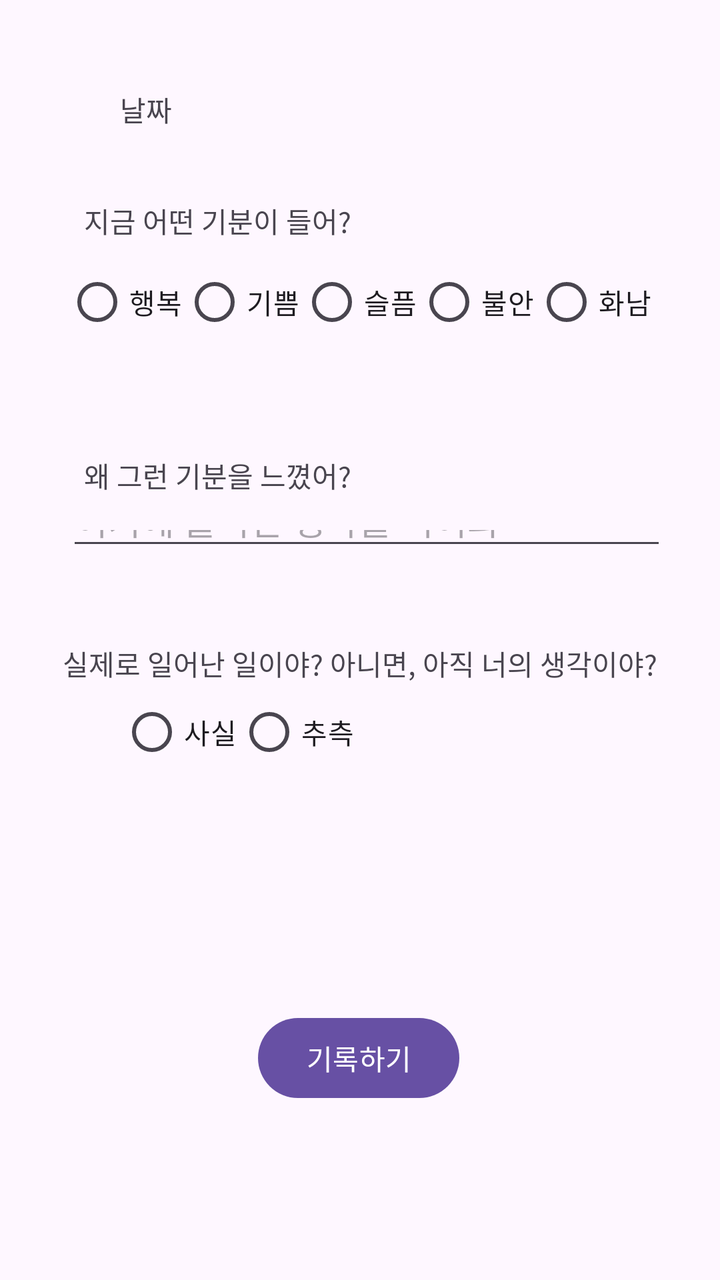
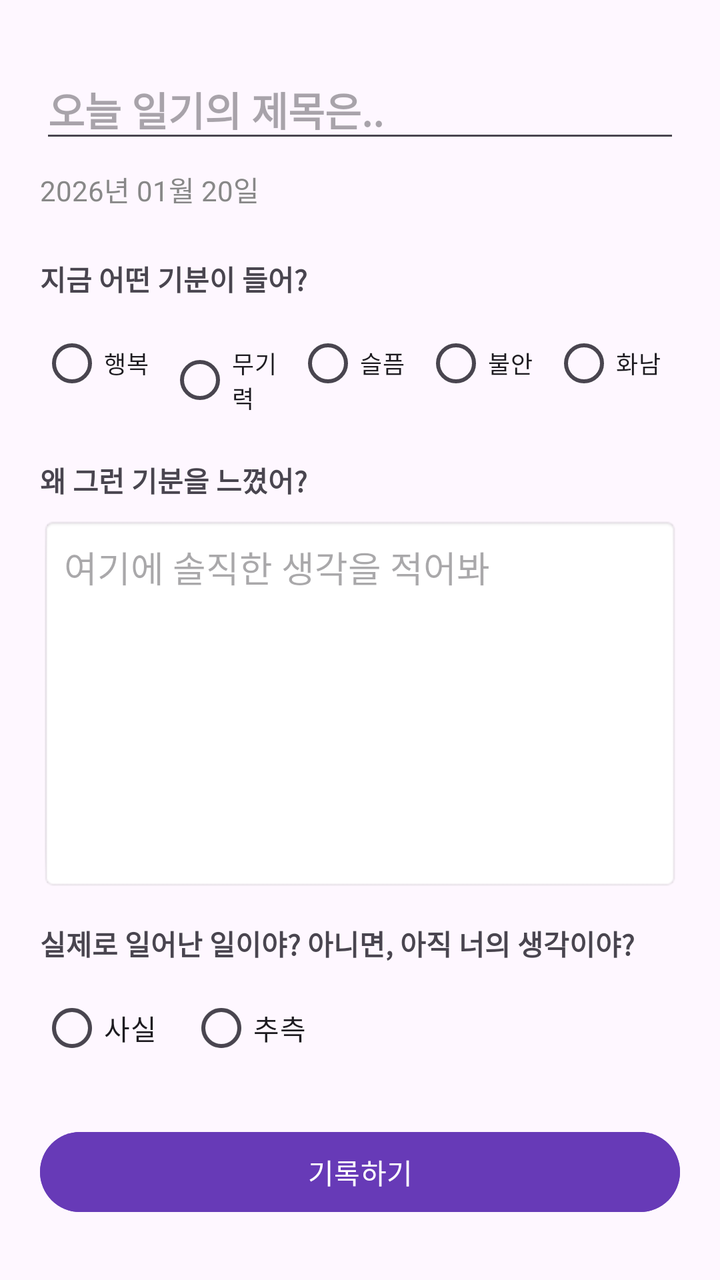

Compare the two renders of this Android layout. The source of the first and the diff that turns it into the second are given below.
<!-- AndroidManifest.xml: application theme Theme.DiaryOfThatTime -->
<!-- res/layout/activity_write.xml -->
<?xml version="1.0" encoding="utf-8"?>
<androidx.constraintlayout.widget.ConstraintLayout xmlns:android="http://schemas.android.com/apk/res/android"
    xmlns:app="http://schemas.android.com/apk/res-auto"
    xmlns:tools="http://schemas.android.com/tools"
    android:id="@+id/main"
    android:layout_width="match_parent"
    android:layout_height="match_parent"
    tools:context=".WriteActivity"
    tools:layout_editor_absoluteX="0dp"
    tools:layout_editor_absoluteY="0dp">

    <RadioGroup
        android:id="@+id/emotion"
        android:layout_width="wrap_content"
        android:layout_height="wrap_content"
        android:layout_marginBottom="52dp"
        android:orientation="horizontal"
        app:layout_constraintBottom_toTopOf="@+id/textView2"
        app:layout_constraintEnd_toEndOf="parent"
        app:layout_constraintHorizontal_bias="0.491"
        app:layout_constraintStart_toStartOf="parent"
        app:layout_constraintTop_toBottomOf="@+id/textDate">

        <RadioButton
            android:id="@+id/emotion_1"
            android:layout_width="0dp"
            android:layout_height="wrap_content"
            android:layout_weight="1"
            android:text="행복" />

        <RadioButton
            android:id="@+id/emotion_2"
            android:layout_width="0dp"
            android:layout_height="wrap_content"
            android:layout_weight="1"
            android:text="기쁨" />

        <RadioButton
            android:id="@+id/emotion_3"
            android:layout_width="0dp"
            android:layout_height="wrap_content"
            android:layout_weight="1"
            android:text="슬픔" />

        <RadioButton
            android:id="@+id/emotion_4"
            android:layout_width="0dp"
            android:layout_height="wrap_content"
            android:layout_weight="1"
            android:text="불안" />

        <RadioButton
            android:id="@+id/emotion_5"
            android:layout_width="0dp"
            android:layout_height="wrap_content"
            android:layout_weight="1"
            android:text="화남" />
    </RadioGroup>

    <TextView
        android:id="@+id/textView"
        android:layout_width="wrap_content"
        android:layout_height="wrap_content"
        android:layout_marginStart="60dp"
        android:layout_marginTop="100dp"
        android:layout_marginEnd="220dp"
        android:text="지금 어떤 기분이 들어?"
        app:layout_constraintEnd_toEndOf="parent"
        app:layout_constraintHorizontal_bias="0.333"
        app:layout_constraintStart_toStartOf="parent"
        app:layout_constraintTop_toTopOf="parent" />

    <TextView
        android:id="@+id/textView2"
        android:layout_width="wrap_content"
        android:layout_height="wrap_content"
        android:layout_marginStart="60dp"
        android:layout_marginEnd="220dp"
        android:layout_marginBottom="7dp"
        android:text="왜 그런 기분을 느꼈어?"
        app:layout_constraintBottom_toTopOf="@+id/editTextText"
        app:layout_constraintEnd_toEndOf="parent"
        app:layout_constraintHorizontal_bias="0.333"
        app:layout_constraintStart_toStartOf="parent"
        app:layout_constraintTop_toBottomOf="@+id/emotion" />

    <EditText
        android:id="@+id/editTextText"
        android:layout_width="300dp"
        android:layout_height="0dp"
        android:layout_marginStart="60dp"
        android:layout_marginTop="255dp"
        android:layout_marginEnd="60dp"
        android:layout_marginBottom="225dp"
        android:ems="10"
        android:hint="여기에 솔직한 생각을 적어봐"
        android:inputType="text|textMultiLine"
        app:layout_constraintBottom_toTopOf="@+id/write"
        app:layout_constraintEnd_toEndOf="parent"
        app:layout_constraintHorizontal_bias="0.444"
        app:layout_constraintStart_toStartOf="parent"
        app:layout_constraintTop_toBottomOf="@+id/textView2"
        app:layout_constraintTop_toTopOf="parent"
        />

    <TextView
        android:id="@+id/textView3"
        android:layout_width="wrap_content"
        android:layout_height="wrap_content"
        android:layout_marginStart="60dp"
        android:layout_marginEnd="60dp"
        android:text="실제로 일어난 일이야? 아니면, 아직 너의 생각이야?"
        app:layout_constraintBottom_toTopOf="@+id/question"
        app:layout_constraintEnd_toEndOf="parent"
        app:layout_constraintStart_toStartOf="parent"
        app:layout_constraintTop_toBottomOf="@+id/editTextText"
        app:layout_constraintVertical_bias="1.0" />

    <RadioGroup
        android:id="@+id/question"
        android:layout_width="wrap_content"
        android:layout_height="wrap_content"
        android:layout_marginStart="60dp"
        android:layout_marginBottom="250dp"
        android:orientation="horizontal"
        app:layout_constraintBottom_toBottomOf="parent"
        app:layout_constraintStart_toStartOf="parent">

        <RadioButton
            android:id="@+id/maybetrue"
            android:layout_width="match_parent"
            android:layout_height="wrap_content"
            android:text="사실"
            tools:layout_editor_absoluteX="60dp"
            tools:layout_editor_absoluteY="456dp" />

        <RadioButton
            android:id="@+id/maybefalse"
            android:layout_width="match_parent"
            android:layout_height="wrap_content"
            android:text="추측"
            tools:layout_editor_absoluteX="118dp"
            tools:layout_editor_absoluteY="456dp" />
    </RadioGroup>

    <Button
        android:id="@+id/write"
        android:layout_width="wrap_content"
        android:layout_height="wrap_content"
        android:layout_marginBottom="87dp"
        android:text="기록하기"
        app:layout_constraintBottom_toBottomOf="parent"
        app:layout_constraintEnd_toEndOf="parent"
        app:layout_constraintHorizontal_bias="0.498"
        app:layout_constraintStart_toStartOf="parent"
        app:layout_constraintTop_toBottomOf="@+id/editTextText" />

    <TextView
        android:id="@+id/textDate"
        android:layout_width="wrap_content"
        android:layout_height="wrap_content"
        android:layout_marginStart="60dp"
        android:layout_marginTop="44dp"
        android:layout_marginBottom="62dp"
        android:text="날짜"
        app:layout_constraintBottom_toTopOf="@+id/emotion"
        app:layout_constraintStart_toStartOf="parent"
        app:layout_constraintTop_toTopOf="parent" />

</androidx.constraintlayout.widget.ConstraintLayout>
<!-- resources referenced by this layout -->
<resources>
  <style name="Theme.DiaryOfThatTime" parent="Base.Theme.DiaryOfThatTime" />
  <style name="Base.Theme.DiaryOfThatTime" parent="Theme.Material3.DayNight.NoActionBar">
          
          
      </style>
</resources>

<!-- the commit's change to res/layout/activity_write.xml (unified diff, before → after) -->
@@ -5,166 +5,119 @@
     android:id="@+id/main"
     android:layout_width="match_parent"
     android:layout_height="match_parent"
-    tools:context=".WriteActivity"
-    tools:layout_editor_absoluteX="0dp"
-    tools:layout_editor_absoluteY="0dp">
+    android:padding="20dp"
+    tools:context=".WriteActivity">
 
-    <RadioGroup
-        android:id="@+id/emotion"
+    <EditText
+        android:id="@+id/editTextText2"
+        android:layout_width="0dp"
+        android:layout_height="wrap_content"
+        android:layout_marginTop="10dp"
+        android:hint="오늘 일기의 제목은.."
+        android:inputType="text"
+        android:textSize="20sp"
+        android:textStyle="bold"
+        app:layout_constraintEnd_toEndOf="parent"
+        app:layout_constraintStart_toStartOf="parent"
+        app:layout_constraintTop_toTopOf="parent" />
+
+    <TextView
+        android:id="@+id/textDate"
         android:layout_width="wrap_content"
         android:layout_height="wrap_content"
-        android:layout_marginBottom="52dp"
-        android:orientation="horizontal"
-        app:layout_constraintBottom_toTopOf="@+id/textView2"
-        app:layout_constraintEnd_toEndOf="parent"
-        app:layout_constraintHorizontal_bias="0.491"
-        app:layout_constraintStart_toStartOf="parent"
-        app:layout_constraintTop_toBottomOf="@+id/textDate">
-
-        <RadioButton
-            android:id="@+id/emotion_1"
-            android:layout_width="0dp"
-            android:layout_height="wrap_content"
-            android:layout_weight="1"
-            android:text="행복" />
-
-        <RadioButton
-            android:id="@+id/emotion_2"
-            android:layout_width="0dp"
-            android:layout_height="wrap_content"
-            android:layout_weight="1"
-            android:text="기쁨" />
-
-        <RadioButton
-            android:id="@+id/emotion_3"
-            android:layout_width="0dp"
-            android:layout_height="wrap_content"
-            android:layout_weight="1"
-            android:text="슬픔" />
-
-        <RadioButton
-            android:id="@+id/emotion_4"
-            android:layout_width="0dp"
-            android:layout_height="wrap_content"
-            android:layout_weight="1"
-            android:text="불안" />
-
-        <RadioButton
-            android:id="@+id/emotion_5"
-            android:layout_width="0dp"
-            android:layout_height="wrap_content"
-            android:layout_weight="1"
-            android:text="화남" />
-    </RadioGroup>
+        android:layout_marginTop="8dp"
+        android:text="2026년 01월 20일"
+        android:textColor="#888888"
+        app:layout_constraintStart_toStartOf="@+id/editTextText2"
+        app:layout_constraintTop_toBottomOf="@+id/editTextText2" />
 
     <TextView
         android:id="@+id/textView"
         android:layout_width="wrap_content"
         android:layout_height="wrap_content"
-        android:layout_marginStart="60dp"
-        android:layout_marginTop="100dp"
-        android:layout_marginEnd="220dp"
+        android:layout_marginTop="24dp"
         android:text="지금 어떤 기분이 들어?"
+        android:textStyle="bold"
+        app:layout_constraintStart_toStartOf="parent"
+        app:layout_constraintTop_toBottomOf="@+id/textDate" />
+
+    <RadioGroup
+        android:id="@+id/emotion"
+        android:layout_width="0dp"
+        android:layout_height="wrap_content"
+        android:layout_marginTop="8dp"
+        android:orientation="horizontal"
         app:layout_constraintEnd_toEndOf="parent"
-        app:layout_constraintHorizontal_bias="0.333"
         app:layout_constraintStart_toStartOf="parent"
-        app:layout_constraintTop_toTopOf="parent" />
+        app:layout_constraintTop_toBottomOf="@+id/textView">
+
+        <RadioButton android:id="@+id/emotion_1" android:layout_width="0dp" android:layout_height="wrap_content" android:layout_weight="1" android:text="행복" android:textSize="12sp" />
+        <RadioButton android:id="@+id/emotion_2" android:layout_width="0dp" android:layout_height="wrap_content" android:layout_weight="1" android:text="무기력" android:textSize="12sp" />
+        <RadioButton android:id="@+id/emotion_3" android:layout_width="0dp" android:layout_height="wrap_content" android:layout_weight="1" android:text="슬픔" android:textSize="12sp" />
+        <RadioButton android:id="@+id/emotion_4" android:layout_width="0dp" android:layout_height="wrap_content" android:layout_weight="1" android:text="불안" android:textSize="12sp" />
+        <RadioButton android:id="@+id/emotion_5" android:layout_width="0dp" android:layout_height="wrap_content" android:layout_weight="1" android:text="화남" android:textSize="12sp" />
+    </RadioGroup>
 
     <TextView
         android:id="@+id/textView2"
         android:layout_width="wrap_content"
         android:layout_height="wrap_content"
-        android:layout_marginStart="60dp"
-        android:layout_marginEnd="220dp"
-        android:layout_marginBottom="7dp"
+        android:layout_marginTop="24dp"
         android:text="왜 그런 기분을 느꼈어?"
-        app:layout_constraintBottom_toTopOf="@+id/editTextText"
-        app:layout_constraintEnd_toEndOf="parent"
-        app:layout_constraintHorizontal_bias="0.333"
+        android:textStyle="bold"
         app:layout_constraintStart_toStartOf="parent"
         app:layout_constraintTop_toBottomOf="@+id/emotion" />
 
     <EditText
         android:id="@+id/editTextText"
-        android:layout_width="300dp"
+        android:layout_width="0dp"
         android:layout_height="0dp"
-        android:layout_marginStart="60dp"
-        android:layout_marginTop="255dp"
-        android:layout_marginEnd="60dp"
-        android:layout_marginBottom="225dp"
-        android:ems="10"
+        android:layout_marginTop="8dp"
+        android:layout_marginBottom="16dp"
+        android:background="@android:drawable/editbox_background"
+        android:gravity="top"
         android:hint="여기에 솔직한 생각을 적어봐"
-        android:inputType="text|textMultiLine"
-        app:layout_constraintBottom_toTopOf="@+id/write"
+        android:inputType="textMultiLine"
+        android:padding="12dp"
+        app:layout_constraintBottom_toTopOf="@+id/textView3"
         app:layout_constraintEnd_toEndOf="parent"
-        app:layout_constraintHorizontal_bias="0.444"
         app:layout_constraintStart_toStartOf="parent"
-        app:layout_constraintTop_toBottomOf="@+id/textView2"
-        app:layout_constraintTop_toTopOf="parent"
-        />
+        app:layout_constraintTop_toBottomOf="@+id/textView2" />
 
     <TextView
         android:id="@+id/textView3"
-        android:layout_width="wrap_content"
+        android:layout_width="0dp"
         android:layout_height="wrap_content"
-        android:layout_marginStart="60dp"
-        android:layout_marginEnd="60dp"
+        android:layout_marginBottom="8dp"
         android:text="실제로 일어난 일이야? 아니면, 아직 너의 생각이야?"
+        android:textStyle="bold"
         app:layout_constraintBottom_toTopOf="@+id/question"
         app:layout_constraintEnd_toEndOf="parent"
-        app:layout_constraintStart_toStartOf="parent"
-        app:layout_constraintTop_toBottomOf="@+id/editTextText"
-        app:layout_constraintVertical_bias="1.0" />
+        app:layout_constraintStart_toStartOf="parent" />
 
     <RadioGroup
         android:id="@+id/question"
         android:layout_width="wrap_content"
         android:layout_height="wrap_content"
-        android:layout_marginStart="60dp"
-        android:layout_marginBottom="250dp"
+        android:layout_marginBottom="24dp"
         android:orientation="horizontal"
-        app:layout_constraintBottom_toBottomOf="parent"
+        app:layout_constraintBottom_toTopOf="@+id/write"
         app:layout_constraintStart_toStartOf="parent">
 
-        <RadioButton
-            android:id="@+id/maybetrue"
-            android:layout_width="match_parent"
-            android:layout_height="wrap_content"
-            android:text="사실"
-            tools:layout_editor_absoluteX="60dp"
-            tools:layout_editor_absoluteY="456dp" />
-
-        <RadioButton
-            android:id="@+id/maybefalse"
-            android:layout_width="match_parent"
-            android:layout_height="wrap_content"
-            android:text="추측"
-            tools:layout_editor_absoluteX="118dp"
-            tools:layout_editor_absoluteY="456dp" />
+        <RadioButton android:id="@+id/maybetrue" android:layout_width="wrap_content" android:layout_height="wrap_content" android:layout_marginEnd="16dp" android:text="사실" />
+        <RadioButton android:id="@+id/maybefalse" android:layout_width="wrap_content" android:layout_height="wrap_content" android:text="추측" />
     </RadioGroup>
 
     <Button
         android:id="@+id/write"
-        android:layout_width="wrap_content"
+        android:layout_width="0dp"
         android:layout_height="wrap_content"
-        android:layout_marginBottom="87dp"
+        android:layout_marginBottom="10dp"
+        android:backgroundTint="#673AB7"
         android:text="기록하기"
+        android:textColor="#FFFFFF"
         app:layout_constraintBottom_toBottomOf="parent"
         app:layout_constraintEnd_toEndOf="parent"
-        app:layout_constraintHorizontal_bias="0.498"
-        app:layout_constraintStart_toStartOf="parent"
-        app:layout_constraintTop_toBottomOf="@+id/editTextText" />
-
-    <TextView
-        android:id="@+id/textDate"
-        android:layout_width="wrap_content"
-        android:layout_height="wrap_content"
-        android:layout_marginStart="60dp"
-        android:layout_marginTop="44dp"
-        android:layout_marginBottom="62dp"
-        android:text="날짜"
-        app:layout_constraintBottom_toTopOf="@+id/emotion"
-        app:layout_constraintStart_toStartOf="parent"
-        app:layout_constraintTop_toTopOf="parent" />
+        app:layout_constraintStart_toStartOf="parent" />
 
 </androidx.constraintlayout.widget.ConstraintLayout>
